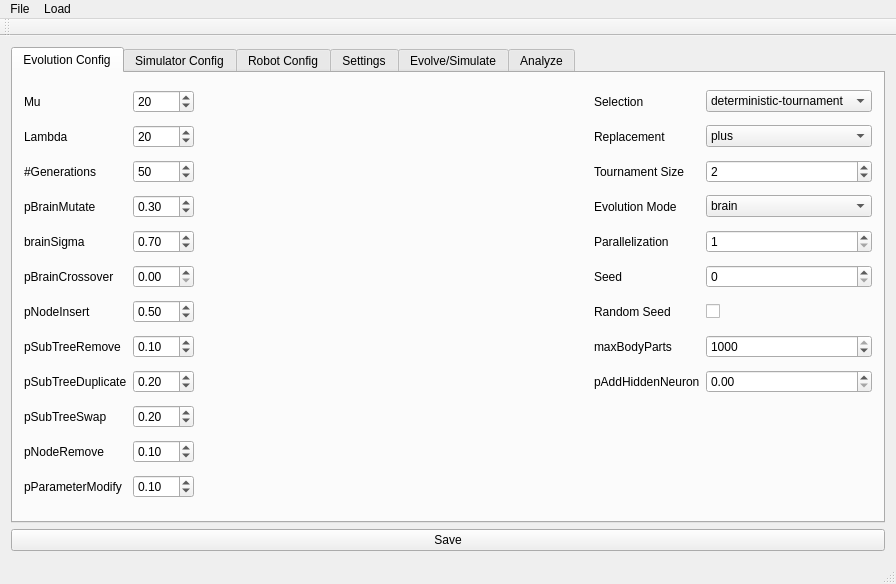
Qt form mainwindow.ui (eagle2com/robogen-gui) before a commit.
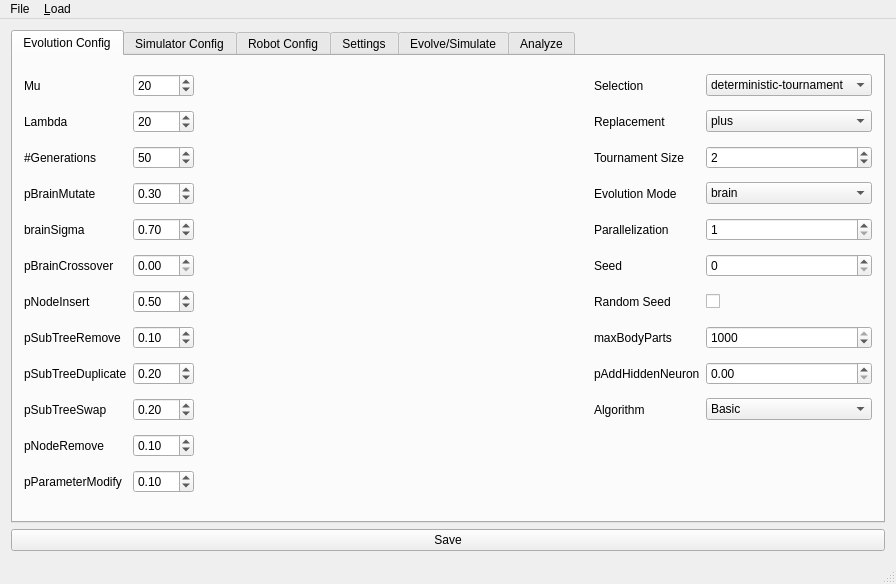
The same form after that commit. The open tabs and pages were chosen to show the change.

Commit message: Added some options, dirty hax in place!

The edit to the form file:
```diff
--- a/mainwindow.ui
+++ b/mainwindow.ui
@@ -219,6 +219,20 @@
           </property>
          </widget>
         </item>
+        <item row="1" column="6">
+         <widget class="QComboBox" name="combo_replacement">
+          <item>
+           <property name="text">
+            <string>plus</string>
+           </property>
+          </item>
+          <item>
+           <property name="text">
+            <string>comma</string>
+           </property>
+          </item>
+         </widget>
+        </item>
         <item row="11" column="0">
          <widget class="QLabel" name="label_11">
           <property name="text">
@@ -246,20 +260,6 @@
           </property>
          </spacer>
         </item>
-        <item row="1" column="6">
-         <widget class="QComboBox" name="combo_replacement">
-          <item>
-           <property name="text">
-            <string>plus</string>
-           </property>
-          </item>
-          <item>
-           <property name="text">
-            <string>comma</string>
-           </property>
-          </item>
-         </widget>
-        </item>
         <item row="2" column="6">
          <widget class="QSpinBox" name="spin_tournament">
           <property name="minimum">
@@ -453,6 +453,33 @@
           </property>
          </widget>
         </item>
+        <item row="10" column="5">
+         <widget class="QLabel" name="label_73">
+          <property name="toolTip">
+           <string>&lt;html&gt;&lt;head/&gt;&lt;body&gt;&lt;p&gt;HyperNEAT can be used only with brain-only evolutions&lt;/p&gt;&lt;/body&gt;&lt;/html&gt;</string>
+          </property>
+          <property name="text">
+           <string>Algorithm</string>
+          </property>
+         </widget>
+        </item>
+        <item row="10" column="6">
+         <widget class="QComboBox" name="combo_evolutionaryalgorithm">
+          <property name="currentText">
+           <string>Basic</string>
+          </property>
+          <item>
+           <property name="text">
+            <string>Basic</string>
+           </property>
+          </item>
+          <item>
+           <property name="text">
+            <string>HyperNEAT</string>
+           </property>
+          </item>
+         </widget>
+        </item>
        </layout>
       </widget>
       <widget class="QWidget" name="tab_5">
@@ -1183,7 +1210,7 @@
      <x>0</x>
      <y>0</y>
      <width>896</width>
-     <height>21</height>
+     <height>19</height>
     </rect>
    </property>
    <widget class="QMenu" name="menuFile">
@@ -1194,7 +1221,7 @@
    </widget>
    <widget class="QMenu" name="menuLoad">
     <property name="title">
-     <string>Load</string>
+     <string>&amp;Load</string>
     </property>
     <addaction name="action_loadevolution"/>
     <addaction name="action_loadsimulation"/>
@@ -1203,14 +1230,6 @@
    <addaction name="menuFile"/>
    <addaction name="menuLoad"/>
   </widget>
-  <widget class="QToolBar" name="mainToolBar">
-   <attribute name="toolBarArea">
-    <enum>TopToolBarArea</enum>
-   </attribute>
-   <attribute name="toolBarBreak">
-    <bool>false</bool>
-   </attribute>
-  </widget>
   <widget class="QStatusBar" name="statusBar"/>
   <action name="actionEvolve">
    <property name="text">
```
Left out of the diff: 29 changed lines with no effect on the pictures. The commit also changes 2 other files.
